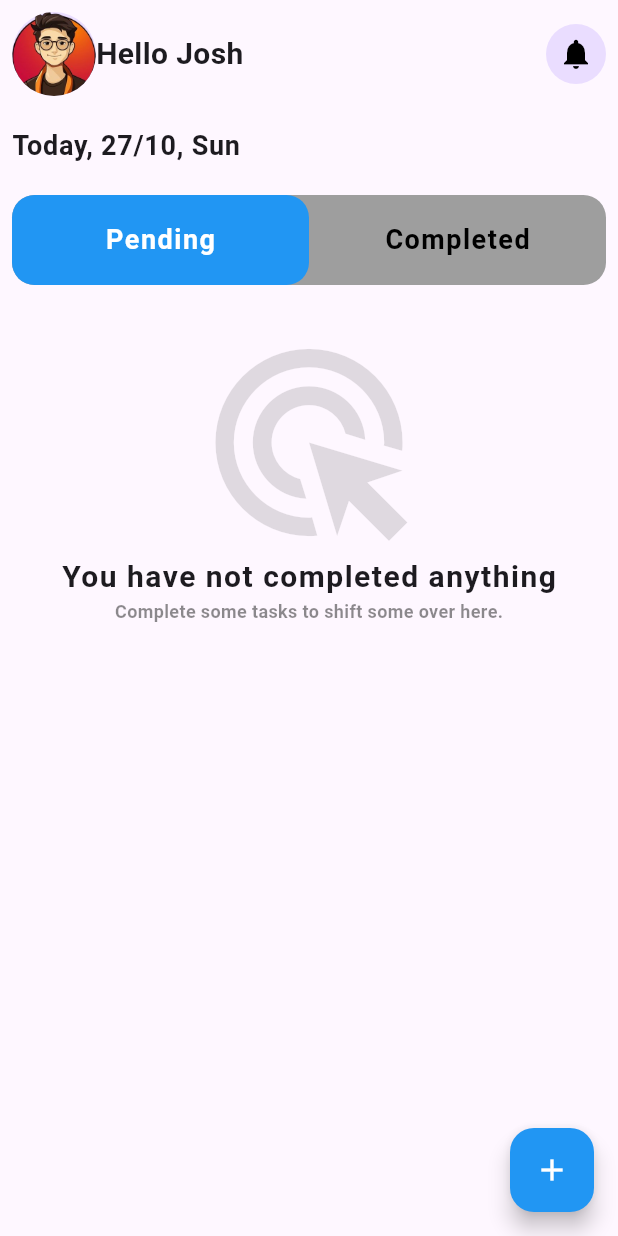
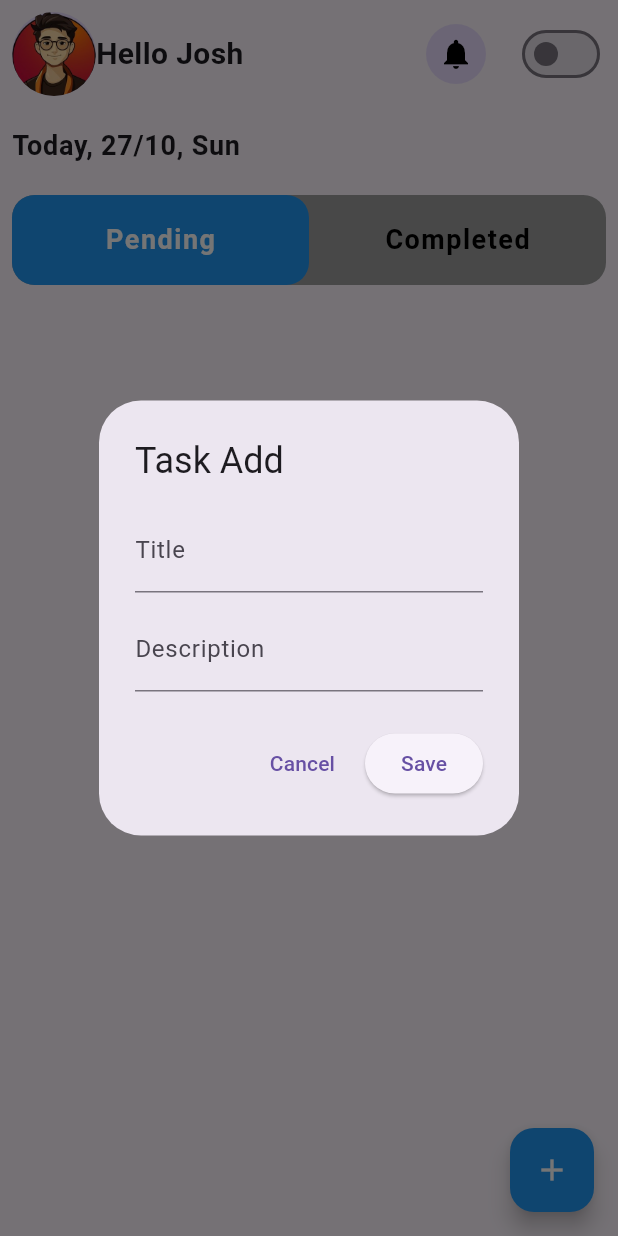
Before and after one commit to Avesh6754/provider_crud_app, a Flutter app: the screen it shows after launch, after a tap on the "add" icon, on a phone screen of 412 x 824 dp. Run offline on Flutter 3.47's test engine with Material 3 defaults, Android fonts, the phone set to English and light mode, and no system bars; our stand-ins replace flutter_speed_dial, image_gallery_saver, local_auth, shared_preferences.

Commit message:
27-10-2024

```diff
--- a/lib/main.dart
+++ b/lib/main.dart
@@ -3,15 +3,20 @@
 import 'package:provider_crud_app/gallery_authentication/provider/galleryhome_provider.dart';
 import 'package:provider_crud_app/todo_app/provider/TodoProvider.dart';
 import 'package:provider_crud_app/todo_app/view/todo_home%20_page.dart';
+import 'package:shared_preferences/shared_preferences.dart';
 
 
 
 import 'chanting_app/provider/counter_provider.dart';
 import 'gallery_authentication/view/home/gallery_homePage.dart';
 
+bool currenttheme=false;
+Future<void> main()
+async {
+  WidgetsFlutterBinding.ensureInitialized();
+  SharedPreferences sharedPreferences=await SharedPreferences.getInstance();
+  currenttheme=sharedPreferences.getBool('theme')??false;
 
-void main()
-{
   runApp(MyApp());
 }
 
@@ -24,11 +29,14 @@
       providers: [
         ChangeNotifierProvider(create: (context) => CounterProvider(),),
         ChangeNotifierProvider(create: (context) => GalleryHome_Provider(),),
-        ChangeNotifierProvider(create: (context) => TodoProvider(),),
+        ChangeNotifierProvider(create: (context) => TodoProvider(currenttheme),),
       ],
 
       builder: (context, child) =>MaterialApp(
         debugShowCheckedModeBanner: false,
+        theme: ThemeData.light(),
+        darkTheme: ThemeData.dark(),
+        themeMode:Provider.of<TodoProvider>(context).isDark?ThemeMode.dark:ThemeMode.light,
         routes: {
           '/':(context)=>Todo_App(),
         },
--- a/lib/todo_app/provider/TodoProvider.dart
+++ b/lib/todo_app/provider/TodoProvider.dart
@@ -1,9 +1,65 @@
 import 'package:flutter/material.dart';
+import 'package:shared_preferences/shared_preferences.dart';
 class TodoProvider extends ChangeNotifier{
-  bool iscompleted=false;
+  bool iscompleted=false,isDark=false;
+
+  List<String> taskList=[];
+  List<String> descriptionList=[];
+  List<String> datetime=[];
+  List<String> status=[];
   void taskStatus(bool value)
   {
     iscompleted=value;
     notifyListeners();
   }
+
+  Future<void> updatestatus(bool value,int index)
+  async {
+    SharedPreferences sharedPreferences=await SharedPreferences.getInstance();
+    status[index]=value.toString();
+    notifyListeners();
+    sharedPreferences.setStringList('check', status);
+  }
+
+  Future<void> setTodo(String task,description,date,statu)
+  async {
+    taskList.add(task);
+    descriptionList.add(description);
+    datetime.add(date);
+    status.add(statu);
+    SharedPreferences sharedPreferences=await SharedPreferences.getInstance();
+    await sharedPreferences.setStringList('task', taskList);
+    await sharedPreferences.setStringList('description', descriptionList);
+    await sharedPreferences.setStringList('date', datetime);
+    await sharedPreferences.setStringList('check', status);
+  }
+
+  Future<void> getTodo()
+  async {
+    SharedPreferences sharedPreferences=await SharedPreferences.getInstance();
+   taskList = sharedPreferences.getStringList('task')??taskList;
+    descriptionList=sharedPreferences.getStringList('description')??descriptionList;
+   datetime= sharedPreferences.getStringList('date')??datetime;
+    status=sharedPreferences.getStringList('check')??status;
+    notifyListeners();
+  }
+  void themechange(bool value)
+  {
+    isDark=value;
+    setTheme(value);
+    notifyListeners();
+  }
+
+  Future<void> setTheme(bool value)
+  async {
+    SharedPreferences sharedPreferences=await SharedPreferences.getInstance();
+   await sharedPreferences.setBool('theme', value);
+  }
+  TodoProvider(bool theme)
+  {
+    isDark=theme;
+    getTodo();
+    notifyListeners();
+  }
+
 }
--- a/lib/todo_app/utils/global.dart
+++ b/lib/todo_app/utils/global.dart
@@ -1,3 +1,6 @@
 import 'package:flutter/material.dart';
 
 var datetime=DateTime.now();
+
+TextEditingController titleController = TextEditingController();
+TextEditingController descriptionController = TextEditingController();
--- /dev/null
+++ b/lib/todo_app/view/component/alertdialodbox.adrt.dart
@@ -0,0 +1,81 @@
+import 'package:flutter/material.dart';
+import 'package:provider/provider.dart';
+import 'package:provider_crud_app/todo_app/provider/TodoProvider.dart';
+import 'package:provider_crud_app/todo_app/utils/global.dart';
+
+class AlertDialodbox extends StatelessWidget {
+  AlertDialodbox({
+    super.key,
+  });
+
+  final formKey = GlobalKey<FormState>();
+
+  @override
+  Widget build(BuildContext context) {
+    return AlertDialog(
+      title: Text('Task Add'),
+      content: Column(
+        mainAxisSize: MainAxisSize.min,
+        children: [
+          Form(
+            key: formKey,
+            child: Column(
+
+              children: [
+                TextFormField(
+                  controller: titleController,
+                  decoration: const InputDecoration(
+                    labelText: 'Title',
+                  ),
+                  validator: (value) {
+                    if (value!.isEmpty) {
+                      return 'Please enter a title';
+                    }
+                    return null;
+                  },
+                ),
+
+                const SizedBox(height: 10),
+
+                // Description TextField
+                TextFormField(
+                  controller: descriptionController,
+                  decoration: const InputDecoration(
+                    labelText: 'Description',
+                  ),
+                  validator: (value) {
+                    if (value!.isEmpty) {
+                      return 'Please enter a description';
+                    }
+                    return null;
+                  },
+                ),
+              ],
+            ),
+          ),
+
+        ],
+
+      ),
+      actions: [
+        // Cancel Button
+        TextButton(
+          onPressed: () {
+            Navigator.of(context).pop();
+          },
+          child: const Text('Cancel'),
+        ),
+        // Save Button
+        ElevatedButton(
+          onPressed: () {
+            if (formKey.currentState!.validate()) {
+                Navigator.of(context).pop();
+                Provider.of<TodoProvider>(context,listen:false).setTodo(titleController.text, descriptionController.text, '${datetime.hour} : ${datetime.minute}', 'false');
+              }
+            },
+          child: const Text('Save'),
+        ),
+      ],
+    );
+  }
+}
--- a/lib/todo_app/view/component/profile.dart
+++ b/lib/todo_app/view/component/profile.dart
@@ -1,4 +1,7 @@
 import 'package:flutter/material.dart';
+import 'package:provider/provider.dart';
+import 'package:provider_crud_app/todo_app/provider/TodoProvider.dart';
+
 class Profiledata extends StatelessWidget {
   const Profiledata({
     super.key,
@@ -10,8 +13,8 @@
       children: [
         const CircleAvatar(
           radius: 28,
-          backgroundImage: AssetImage(
-              'assets/image/appimage/2-removebg-preview.png'),
+          backgroundImage:
+              AssetImage('assets/image/appimage/2-removebg-preview.png'),
         ),
         const Text(
           'Hello Josh',
@@ -25,6 +28,15 @@
             Icons.notifications,
             color: Colors.black,
           ),
+        ),
+        SizedBox(width: 20,),
+        Consumer<TodoProvider>(
+          builder: (context, themeprovider, child) => Switch(
+            value: themeprovider.isDark,
+            onChanged: (value) {
+              themeprovider.themechange(value);
+            },
+          ),
         )
       ],
     );
--- a/lib/todo_app/view/todo_home _page.dart
+++ b/lib/todo_app/view/todo_home _page.dart
@@ -7,6 +7,7 @@
 import 'package:provider_crud_app/todo_app/utils/global.dart';
 import 'package:provider_crud_app/todo_app/view/component/datetime.dart';
 
+import 'component/alertdialodbox.adrt.dart';
 import 'component/completedtask.dart';
 import 'component/pendingtask.dart';
 import 'component/profile.dart';
@@ -27,7 +28,7 @@
               const SizedBox(
                 height: 20,
               ),
-             DateTimeClass(),
+              DateTimeClass(),
               const SizedBox(
                 height: 20,
               ),
@@ -38,32 +39,51 @@
                     borderRadius: BorderRadius.circular(15),
                     color: Colors.grey),
                 alignment: Alignment.center,
-                child: Row(
-                  children: [
-                    PendingTask(),
-                    Completedtask()
-                  ],
+                child: const Row(
+                  children: [PendingTask(), Completedtask()],
                 ),
               ),
-              SizedBox(height: 30,),
-              const Center(
-                child: Column(
-                  mainAxisAlignment: MainAxisAlignment.spaceEvenly,
-                  children: [
-                   Icon(Icons.ads_click_outlined,size: 150,color: Colors.black12,),
-                    Text('You have not completed anything',style: TextStyle(fontWeight: FontWeight.w600,letterSpacing: 1,fontSize: 20),),
-                    Text('Complete some tasks to shift some over here.',style: TextStyle(fontSize: 12,color: Colors.black45,fontWeight: FontWeight.w600),)
-                  ],
+              SizedBox(
+                height: 30,
+              ),
+              ...List.generate(
+                Provider.of<TodoProvider>(context, listen: true)
+                    .taskList
+                    .length,
+                (index) => ListTile(
+                  title: Text(
+                      '${Provider.of(context, listen: true).taskList[index]}'),
+                  subtitle: Text(
+                      '${Provider.of(context, listen: true).descriptionList[index]}'),
+                  trailing: Text(
+                      '${Provider.of(context, listen: true).datetime[index]}'),
+                  leading: Checkbox(
+                    value: bool.parse(
+                        Provider.of(context, listen: true).status[index]),
+                    onChanged: (v) {
+                      Provider.of(context, listen: false)
+                          .updatestatus(v!, index);
+                    },
+                  ),
                 ),
-              ),
+              )
             ],
           ),
         ),
-
       ),
-      floatingActionButton: FloatingActionButton( backgroundColor: Colors.blue,onPressed: () {
-
-      },child: Icon(Icons.add,color: Colors.white,),),
+      floatingActionButton: FloatingActionButton(
+        backgroundColor: Colors.blue,
+        onPressed: () {
+          showDialog(
+            context: context,
+            builder: (context) => AlertDialodbox(),
+          );
+        },
+        child: Icon(
+          Icons.add,
+          color: Colors.white,
+        ),
+      ),
     );
   }
 }
```
Also changed, not shown: lib/todo_app/view/component/emptystatus.dart (added, +35 -0 lines).
